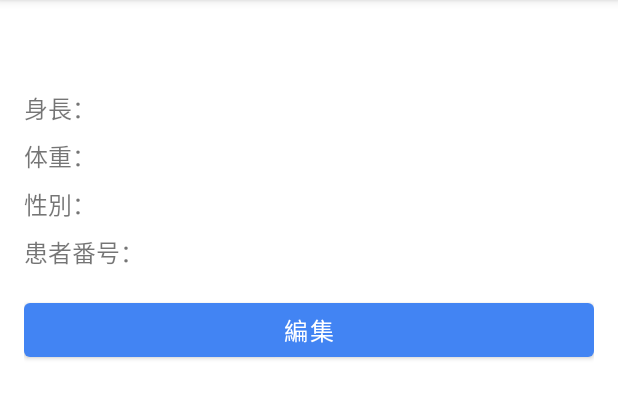
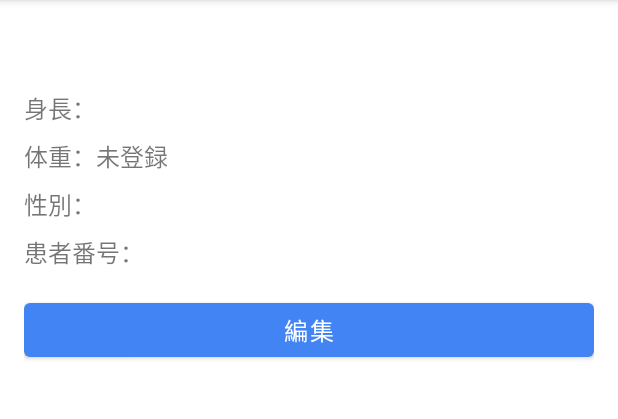
Before and after one commit to shota221/3dvent-app, an Android app: the PatientBasicInfoDetailFragment screen opened through its navigation route, on a phone screen of 412 x 824 dp, the part 84-503 px from its top. Run offline under Robolectric (Android 15) with nearby library versions, the phone set to English and light mode, and no system bars; our stand-ins replace data binding, navigation-ui; libraries missing offline, so code that uses them is left out: com.google.mlkit.vision; 3 statements that could not run were skipped.

Commit message:
微修正

```diff
--- a/app/src/main/res/layout/fragment_patient_basic_info_detail.xml
+++ b/app/src/main/res/layout/fragment_patient_basic_info_detail.xml
@@ -59,7 +59,7 @@
             android:id="@+id/tv_weight_value"
             android:layout_width="wrap_content"
             android:layout_height="wrap_content"
-            android:text="@{patientBasicInfoDetailViewModel.weightWithUnit.isEmpty() ? @string/unregistered : patientBasicInfoDetailViewModel.weightWithUnit}"
+            android:text="@{patientBasicInfoDetailViewModel.weightWithUnit.isEmpty() ? @string/unregistered : patientBasicInfoDetailViewModel.weightWithUnit ?? @string/unregistered}"
             android:textSize="@dimen/tv_text_size"
             app:layout_constraintStart_toEndOf="@+id/textView7"
             app:layout_constraintTop_toTopOf="@+id/textView7" />
```
Also changed, not shown: app/src/main/java/jp/microvent/microvent/viewModel/PatientBasicInfoDetailViewModel.kt (+1 -7 lines), 2 other files.
